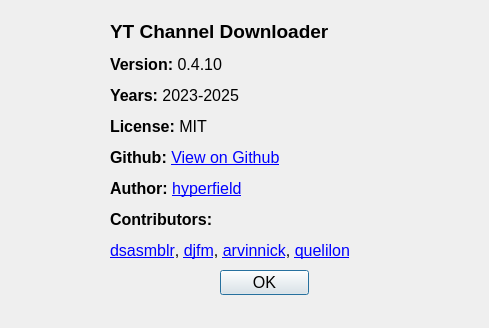
Above: ui/about.ui from hyperfield/yt-channel-downloader before the change. Below: the same form after it.
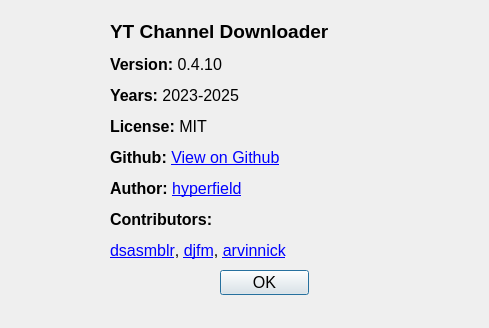
That is the form after the change. Icons and pictures are not drawn.

Commit message: chore(contributing): contributing guidelines

Patch:
```diff
--- a/ui/about.ui
+++ b/ui/about.ui
@@ -32,8 +32,7 @@
     <string>&lt;html&gt;&lt;head&gt;&lt;title&gt;About&lt;/title&gt;&lt;/head&gt;&lt;body&gt;&lt;h3 style=&quot; margin-top:14px; margin-bottom:12px; margin-left:0px; margin-right:0px; -qt-block-indent:0; text-indent:0px;&quot;&gt;&lt;span style=&quot; font-size:large; font-weight:700;&quot;&gt;YT Channel Downloader&lt;/span&gt;&lt;/h3&gt;&lt;p&gt;&lt;span style=&quot; font-weight:700;&quot;&gt;Version:&lt;/span&gt; 0.4.10&lt;/p&gt;&lt;p&gt;&lt;span style=&quot; font-weight:700;&quot;&gt;Years: &lt;/span&gt;2023-2025&lt;/p&gt;&lt;p&gt;&lt;span style=&quot; font-weight:700;&quot;&gt;License: &lt;/span&gt;MIT &lt;/p&gt;&lt;p&gt;&lt;span style=&quot; font-weight:700;&quot;&gt;Github: &lt;/span&gt;&lt;a href=&quot;https://github.com/hyperfield/yt-channel-downloader&quot;&gt;&lt;span style=&quot; text-decoration: underline; color:#0000ff;&quot;&gt;View on Github&lt;/span&gt;&lt;/a&gt;&lt;/p&gt;&lt;p&gt;&lt;span style=&quot; font-weight:700;&quot;&gt;Author: &lt;/span&gt;&lt;a href=&quot;mailto:info@quicknode.net&quot;&gt;&lt;span style=&quot; text-decoration: underline; color:#0000ff;&quot;&gt;hyperfield&lt;/span&gt;&lt;/a&gt;&lt;/p&gt;&lt;p&gt;&lt;span style=&quot; font-weight:700;&quot;&gt;Contributors: &lt;/span&gt;&lt;p&gt;
   &lt;a href=&quot;https://github.com/dsasmblr&quot; style=&quot;text-decoration: underline; color: #0000ff;&quot;&gt;dsasmblr&lt;/a&gt;, 
   &lt;a href=&quot;https://github.com/djfm&quot; style=&quot;text-decoration: underline; color: #0000ff;&quot;&gt;djfm&lt;/a&gt;, 
-  &lt;a href=&quot;https://github.com/arvinnick&quot; style=&quot;text-decoration: underline; color: #0000ff;&quot;&gt;arvinnick&lt;/a&gt;, 
-  &lt;a href=&quot;https://github.com/quelilon&quot; style=&quot;text-decoration: underline; color: #0000ff;&quot;&gt;quelilon&lt;/a&gt;
+  &lt;a href=&quot;https://github.com/arvinnick&quot; style=&quot;text-decoration: underline; color: #0000ff;&quot;&gt;arvinnick&lt;/a&gt;
 &lt;/p&gt;&lt;/body&gt;&lt;/html&gt;</string>
    </property>
   </widget>
```
The commit also changes 2 other files.
